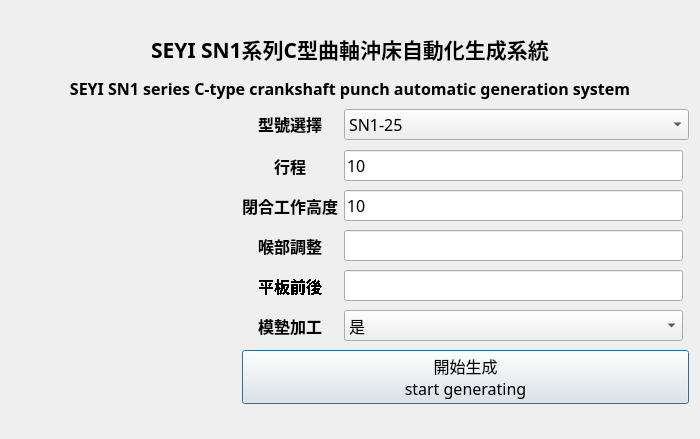
This is GUI/DEMOGUI.ui in sinje0816/stamping_press as Qt 5 draws it before an edit. The edited form follows.
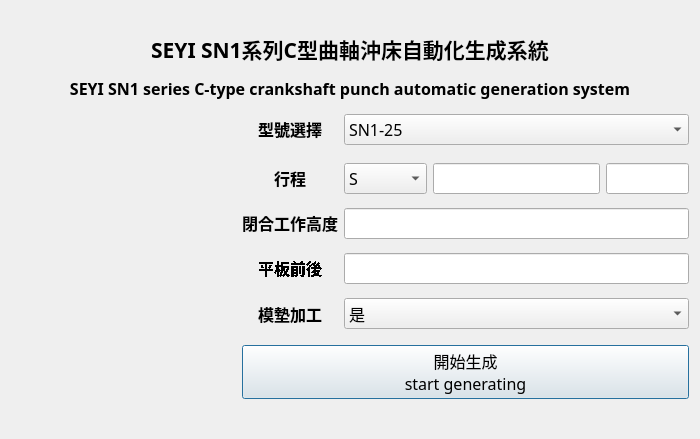
This is the edited form. Icons and pictures are not drawn.

Diff of the .ui file:
```diff
--- a/GUI/DEMOGUI.ui
+++ b/GUI/DEMOGUI.ui
@@ -28,20 +28,7 @@
      <property name="sizeConstraint">
       <enum>QLayout::SetDefaultConstraint</enum>
      </property>
-     <item row="3" column="2">
-      <widget class="QLineEdit" name="lineEdit_2">
-       <property name="font">
-        <font>
-         <family>微軟正黑體</family>
-         <pointsize>12</pointsize>
-        </font>
-       </property>
-       <property name="text">
-        <string>10</string>
-       </property>
-      </widget>
-     </item>
-     <item row="0" column="0" colspan="4">
+     <item row="0" column="0" colspan="6">
       <widget class="QLabel" name="label_5">
        <property name="sizePolicy">
         <sizepolicy hsizetype="Preferred" vsizetype="Fixed">
@@ -66,6 +53,58 @@
        </property>
       </widget>
      </item>
+     <item row="2" column="1">
+      <widget class="QLabel" name="label_2">
+       <property name="font">
+        <font>
+         <family>微軟正黑體</family>
+         <pointsize>12</pointsize>
+         <weight>50</weight>
+         <bold>false</bold>
+        </font>
+       </property>
+       <property name="layoutDirection">
+        <enum>Qt::LeftToRight</enum>
+       </property>
+       <property name="text">
+        <string>&lt;html&gt;&lt;head/&gt;&lt;body&gt;&lt;p align=&quot;center&quot;&gt;&lt;span style=&quot; font-weight:600;&quot;&gt;行程&lt;/span&gt;&lt;/p&gt;&lt;/body&gt;&lt;/html&gt;</string>
+       </property>
+       <property name="alignment">
+        <set>Qt::AlignCenter</set>
+       </property>
+      </widget>
+     </item>
+     <item row="1" column="0" rowspan="6">
+      <widget class="QLabel" name="label_6">
+       <property name="sizePolicy">
+        <sizepolicy hsizetype="Fixed" vsizetype="Fixed">
+         <horstretch>0</horstretch>
+         <verstretch>0</verstretch>
+        </sizepolicy>
+       </property>
+       <property name="minimumSize">
+        <size>
+         <width>225</width>
+         <height>300</height>
+        </size>
+       </property>
+       <property name="maximumSize">
+        <size>
+         <width>225</width>
+         <height>300</height>
+        </size>
+       </property>
+       <property name="text">
+        <string/>
+       </property>
+       <property name="pixmap">
+        <pixmap>../../../Downloads/messageImage_1669128161993.jpg</pixmap>
+       </property>
+       <property name="scaledContents">
+        <bool>true</bool>
+       </property>
+      </widget>
+     </item>
      <item row="1" column="1">
       <widget class="QLabel" name="label">
        <property name="font">
@@ -85,6 +124,48 @@
        </property>
       </widget>
      </item>
+     <item row="6" column="1" colspan="5">
+      <widget class="QPushButton" name="pushButton">
+       <property name="font">
+        <font>
+         <family>微軟正黑體</family>
+         <pointsize>12</pointsize>
+        </font>
+       </property>
+       <property name="text">
+        <string>開始生成
+start generating</string>
+       </property>
+      </widget>
+     </item>
+     <item row="2" column="3" colspan="2">
+      <widget class="QLineEdit" name="lineEdit">
+       <property name="enabled">
+        <bool>true</bool>
+       </property>
+       <property name="sizePolicy">
+        <sizepolicy hsizetype="Expanding" vsizetype="Fixed">
+         <horstretch>0</horstretch>
+         <verstretch>10</verstretch>
+        </sizepolicy>
+       </property>
+       <property name="maximumSize">
+        <size>
+         <width>1677215</width>
+         <height>16777215</height>
+        </size>
+       </property>
+       <property name="font">
+        <font>
+         <family>微軟正黑體</family>
+         <pointsize>12</pointsize>
+        </font>
+       </property>
+       <property name="text">
+        <string/>
+       </property>
+      </widget>
+     </item>
      <item row="3" column="1">
       <widget class="QLabel" name="label_3">
        <property name="font">
@@ -110,35 +191,7 @@
        </property>
       </widget>
      </item>
-     <item row="2" column="2">
-      <widget class="QLineEdit" name="lineEdit">
-       <property name="enabled">
-        <bool>true</bool>
-       </property>
-       <property name="sizePolicy">
-        <sizepolicy hsizetype="Expanding" vsizetype="Fixed">
-         <horstretch>0</horstretch>
-         <verstretch>10</verstretch>
-        </sizepolicy>
-       </property>
-       <property name="maximumSize">
-        <size>
-         <width>1677215</width>
-         <height>16777215</height>
-        </size>
-       </property>
-       <property name="font">
-        <font>
-         <family>微軟正黑體</family>
-         <pointsize>12</pointsize>
-        </font>
-       </property>
-       <property name="text">
-        <string>10</string>
-       </property>
-      </widget>
-     </item>
-     <item row="5" column="1">
+     <item row="4" column="1">
       <widget class="QLabel" name="label_4">
        <property name="sizePolicy">
         <sizepolicy hsizetype="Preferred" vsizetype="Maximum">
@@ -164,38 +217,87 @@
        </property>
       </widget>
      </item>
-     <item row="1" column="0" rowspan="7">
-      <widget class="QLabel" name="label_6">
-       <property name="sizePolicy">
-        <sizepolicy hsizetype="Fixed" vsizetype="Fixed">
-         <horstretch>0</horstretch>
-         <verstretch>0</verstretch>
-        </sizepolicy>
+     <item row="5" column="1">
+      <widget class="QLabel" name="label_8">
+       <property name="font">
+        <font>
+         <family>微軟正黑體</family>
+         <pointsize>12</pointsize>
+         <weight>75</weight>
+         <bold>true</bold>
+        </font>
        </property>
-       <property name="minimumSize">
-        <size>
-         <width>225</width>
-         <height>300</height>
-        </size>
-       </property>
-       <property name="maximumSize">
-        <size>
-         <width>225</width>
-         <height>300</height>
-        </size>
+       <property name="layoutDirection">
+        <enum>Qt::LeftToRight</enum>
        </property>
        <property name="text">
-        <string/>
+        <string>模墊加工</string>
        </property>
-       <property name="pixmap">
-        <pixmap>../../../Downloads/messageImage_1669128161993.jpg</pixmap>
+       <property name="alignment">
+        <set>Qt::AlignCenter</set>
        </property>
-       <property name="scaledContents">
-        <bool>true</bool>
+      </widget>
+     </item>
+     <item row="2" column="5">
+      <widget class="QLineEdit" name="lineEdit_5">
+       <property name="sizePolicy">
+        <sizepolicy hsizetype="Ignored" vsizetype="Fixed">
+         <horstretch>0</horstretch>
+         <verstretch>0</verstretch>
+        </sizepolicy>
        </property>
+       <property name="minimumSize">
+        <size>
+         <width>0</width>
+         <height>0</height>
+        </size>
+       </property>
+       <property name="sizeIncrement">
+        <size>
+         <width>0</width>
+         <height>0</height>
+        </size>
+       </property>
+       <property name="font">
+        <font>
+         <family>微軟正黑體</family>
+         <pointsize>12</pointsize>
+        </font>
+       </property>
       </widget>
      </item>
-     <item row="1" column="2" colspan="2">
+     <item row="2" column="2">
+      <widget class="QComboBox" name="comboBox_2">
+       <property name="sizePolicy">
+        <sizepolicy hsizetype="Preferred" vsizetype="Fixed">
+         <horstretch>0</horstretch>
+         <verstretch>0</verstretch>
+        </sizepolicy>
+       </property>
+       <property name="font">
+        <font>
+         <family>微軟正黑體</family>
+         <pointsize>12</pointsize>
+        </font>
+       </property>
+       <item>
+        <property name="text">
+         <string>S</string>
+        </property>
+       </item>
+       <item>
+        <property name="text">
+         <string>H</string>
+        </property>
+       </item>
+       <item>
+        <property name="text">
+         <string>P</string>
+        </property>
+       </item>
+      </widget>
+     </item>
+     <item row="1" column="2" colspan="4">
       <widget class="QComboBox" name="comboBox_4">
        <property name="font">
         <font>
@@ -250,8 +352,8 @@
        </item>
       </widget>
      </item>
-     <item row="7" column="1" colspan="3">
-      <widget class="QPushButton" name="pushButton">
+     <item row="3" column="2" colspan="4">
+      <widget class="QLineEdit" name="lineEdit_2">
        <property name="font">
         <font>
          <family>微軟正黑體</family>
@@ -259,12 +361,11 @@
         </font>
        </property>
        <property name="text">
-        <string>開始生成
-start generating</string>
+        <string/>
        </property>
       </widget>
      </item>
-     <item row="5" column="2">
+     <item row="4" column="2" colspan="4">
       <widget class="QLineEdit" name="lineEdit_4">
        <property name="enabled">
         <bool>true</bool>
@@ -277,98 +378,7 @@
        </property>
       </widget>
      </item>
-     <item row="2" column="1">
-      <widget class="QLabel" name="label_2">
-       <property name="font">
-        <font>
-         <family>微軟正黑體</family>
-         <pointsize>12</pointsize>
-         <weight>50</weight>
-         <bold>false</bold>
-        </font>
-       </property>
-       <property name="layoutDirection">
-        <enum>Qt::LeftToRight</enum>
-       </property>
-       <property name="text">
-        <string>&lt;html&gt;&lt;head/&gt;&lt;body&gt;&lt;p align=&quot;center&quot;&gt;&lt;span style=&quot; font-weight:600;&quot;&gt;行程&lt;/span&gt;&lt;/p&gt;&lt;/body&gt;&lt;/html&gt;</string>
-       </property>
-       <property name="alignment">
-        <set>Qt::AlignCenter</set>
-       </property>
-      </widget>
-     </item>
-     <item row="4" column="2">
-      <widget class="QLineEdit" name="lineEdit_3">
-       <property name="font">
-        <font>
-         <family>微軟正黑體</family>
-         <pointsize>12</pointsize>
-        </font>
-       </property>
-      </widget>
-     </item>
-     <item row="4" column="1">
-      <widget class="QLabel" name="label_7">
-       <property name="enabled">
-        <bool>true</bool>
-       </property>
-       <property name="sizePolicy">
-        <sizepolicy hsizetype="Minimum" vsizetype="Maximum">
-         <horstretch>0</horstretch>
-         <verstretch>0</verstretch>
-        </sizepolicy>
-       </property>
-       <property name="font">
-        <font>
-         <family>微軟正黑體</family>
-         <pointsize>12</pointsize>
-         <weight>75</weight>
-         <bold>true</bold>
-        </font>
-       </property>
-       <property name="autoFillBackground">
-        <bool>false</bool>
-       </property>
-       <property name="frameShadow">
-        <enum>QFrame::Plain</enum>
-       </property>
-       <property name="text">
-        <string>喉部調整</string>
-       </property>
-       <property name="textFormat">
-        <enum>Qt::PlainText</enum>
-       </property>
-       <property name="alignment">
-        <set>Qt::AlignCenter</set>
-       </property>
-       <property name="margin">
-        <number>2</number>
-       </property>
-      </widget>
-     </item>
-     <item row="6" column="1">
-      <widget class="QLabel" name="label_8">
-       <property name="font">
-        <font>
-         <family>微軟正黑體</family>
-         <pointsize>12</pointsize>
-         <weight>75</weight>
-         <bold>true</bold>
-        </font>
-       </property>
-       <property name="layoutDirection">
-        <enum>Qt::LeftToRight</enum>
-       </property>
-       <property name="text">
-        <string>模墊加工</string>
-       </property>
-       <property name="alignment">
-        <set>Qt::AlignCenter</set>
-       </property>
-      </widget>
-     </item>
-     <item row="6" column="2">
+     <item row="5" column="2" colspan="4">
       <widget class="QComboBox" name="comboBox">
        <property name="sizePolicy">
         <sizepolicy hsizetype="Preferred" vsizetype="Fixed">
```
